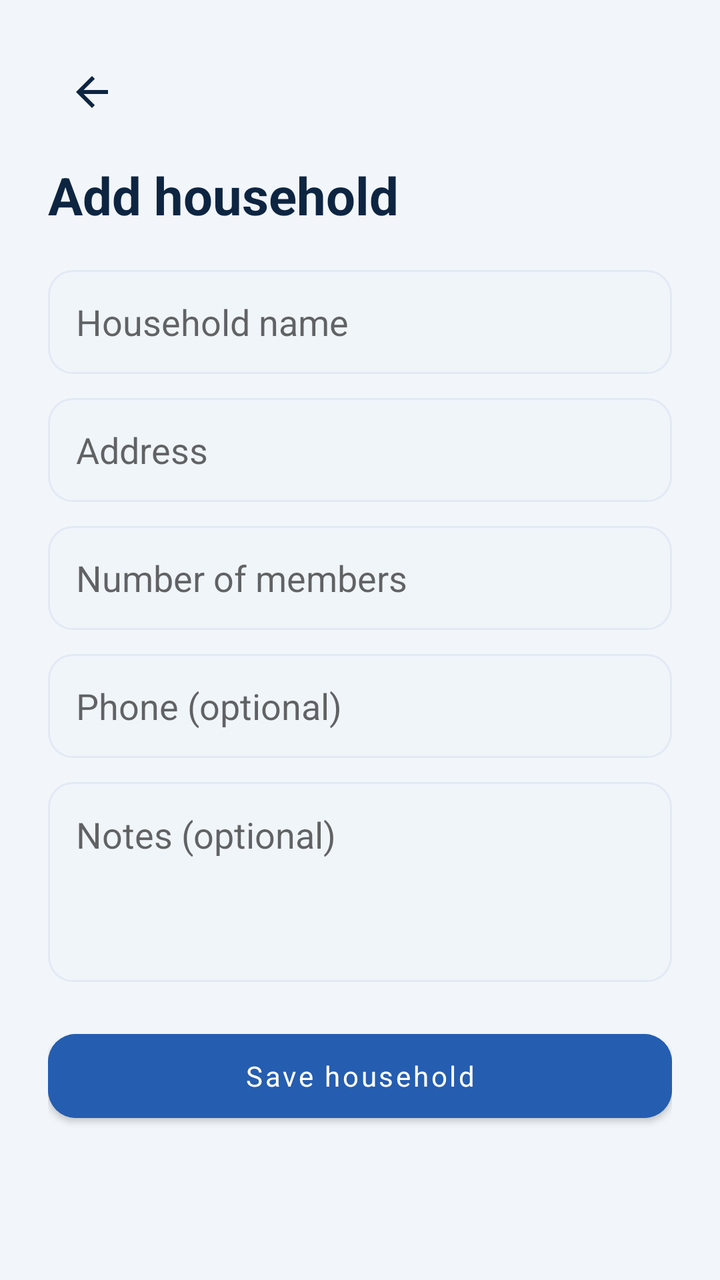
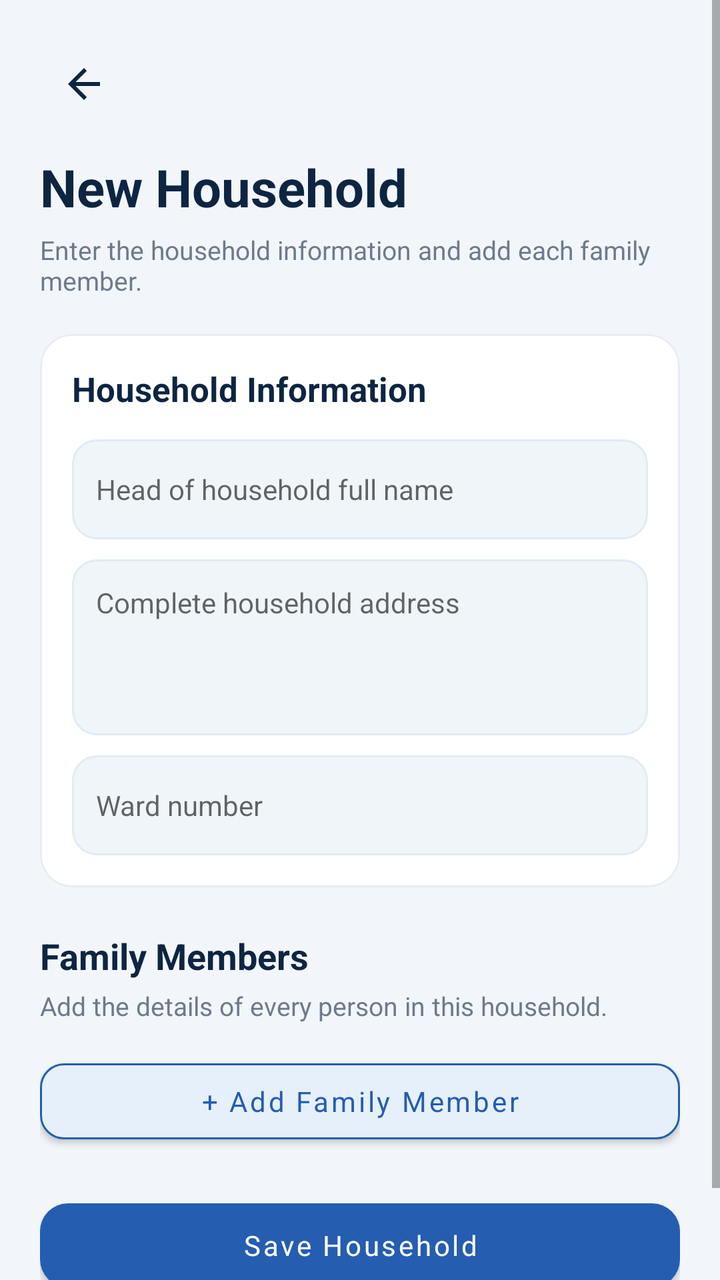

The first picture is an Android layout as it rendered before a commit; the second is the same layout after the commit. The layout source and the unified diff follow.
<!-- AndroidManifest.xml: application theme Theme.CSUCensus -->
<!-- res/layout/activity_add_household.xml -->
<?xml version="1.0" encoding="utf-8"?>
<ScrollView xmlns:android="http://schemas.android.com/apk/res/android"
    xmlns:app="http://schemas.android.com/apk/res-auto"
    android:layout_width="match_parent"
    android:layout_height="match_parent"
    android:background="@color/background">
    <LinearLayout
        android:layout_width="match_parent"
        android:layout_height="wrap_content"
        android:orientation="vertical"
        android:padding="24dp">
        <ImageButton
            android:id="@+id/btnBack"
            android:layout_width="44dp"
            android:layout_height="44dp"
            android:src="@drawable/ic_back"
            android:background="?attr/selectableItemBackgroundBorderless"
            app:tint="@color/navy"
            android:contentDescription="Back" />
        <TextView
            android:layout_width="wrap_content"
            android:layout_height="wrap_content"
            android:text="Add household"
            android:textSize="26sp"
            android:textStyle="bold"
            android:textColor="@color/navy"
            android:layout_marginTop="12dp" />
        <EditText
            android:id="@+id/etName"
            android:layout_width="match_parent"
            android:layout_height="52dp"
            android:hint="Household name"
            android:paddingHorizontal="14dp"
            android:background="@drawable/bg_input"
            android:layout_marginTop="20dp"
            android:textColor="@color/navy" />
        <EditText
            android:id="@+id/etAddress"
            android:layout_width="match_parent"
            android:layout_height="52dp"
            android:hint="Address"
            android:paddingHorizontal="14dp"
            android:background="@drawable/bg_input"
            android:layout_marginTop="12dp"
            android:textColor="@color/navy" />
        <EditText
            android:id="@+id/etMembers"
            android:layout_width="match_parent"
            android:layout_height="52dp"
            android:hint="Number of members"
            android:inputType="number"
            android:paddingHorizontal="14dp"
            android:background="@drawable/bg_input"
            android:layout_marginTop="12dp"
            android:textColor="@color/navy" />
        <EditText
            android:id="@+id/etPhone"
            android:layout_width="match_parent"
            android:layout_height="52dp"
            android:hint="Phone (optional)"
            android:inputType="phone"
            android:paddingHorizontal="14dp"
            android:background="@drawable/bg_input"
            android:layout_marginTop="12dp"
            android:textColor="@color/navy" />
        <EditText
            android:id="@+id/etNotes"
            android:layout_width="match_parent"
            android:layout_height="100dp"
            android:hint="Notes (optional)"
            android:gravity="top"
            android:padding="14dp"
            android:background="@drawable/bg_input"
            android:layout_marginTop="12dp"
            android:textColor="@color/navy" />
        <com.google.android.material.button.MaterialButton
            android:id="@+id/btnSave"
            android:layout_width="match_parent"
            android:layout_height="54dp"
            android:text="Save household"
            android:textAllCaps="false"
            android:backgroundTint="@color/blue"
            android:layout_marginTop="20dp"
            app:cornerRadius="14dp" />
    </LinearLayout>
</ScrollView>
<!-- resources referenced by this layout -->
<resources>
  <color name="background">#F2F6FA</color>
  <color name="blue">#255DB0</color>
  <color name="navy">#0E2542</color>
  <!-- drawable bg_input (drawable) -->
  <shape xmlns:android="http://schemas.android.com/apk/res/android"
      android:shape="rectangle">
  
      <solid android:color="#F0F5FA" />
  
      <corners
          android:radius="12dp" />
  
      <stroke
          android:width="1dp"
          android:color="#E1EAF4" />
  
  </shape>
  <!-- drawable ic_back (drawable) -->
  <?xml version="1.0" encoding="utf-8"?>
  <vector xmlns:android="http://schemas.android.com/apk/res/android"
      android:width="24dp" android:height="24dp"
      android:viewportWidth="24" android:viewportHeight="24">
      <path android:fillColor="#0E2542"
          android:pathData="M20,11H7.83l5.59,-5.59L12,4l-8,8 8,8 1.41,-1.41L7.83,13H20v-2z"/>
  </vector>
  <style name="Theme.CSUCensus" parent="Theme.MaterialComponents.DayNight.NoActionBar">
          <item name="colorPrimary">@color/blue</item>
          <item name="colorPrimaryVariant">@color/blue_dark</item>
          <item name="colorSecondary">@color/green</item>
          <item name="colorOnPrimary">@color/white</item>
          <item name="android:fontFamily">sans-serif</item>
          <item name="android:windowLightStatusBar">true</item>
          <item name="android:statusBarColor">@android:color/transparent</item>
          <item name="android:navigationBarColor">@color/white</item>
          <item name="android:windowLightNavigationBar">true</item>
          <item name="android:windowBackground">@color/background</item>
      </style>
  <color name="blue_dark">#1E4A8C</color>
  <color name="green">#2A966B</color>
  <color name="white">#FFFFFF</color>
</resources>

<!-- the commit's change to res/layout/activity_add_household.xml (unified diff, before → after) -->
@@ -3,84 +3,153 @@
     xmlns:app="http://schemas.android.com/apk/res-auto"
     android:layout_width="match_parent"
     android:layout_height="match_parent"
-    android:background="@color/background">
+    android:background="@color/background"
+    android:fillViewport="true">
+
     <LinearLayout
         android:layout_width="match_parent"
         android:layout_height="wrap_content"
         android:orientation="vertical"
-        android:padding="24dp">
+        android:padding="20dp">
+
         <ImageButton
             android:id="@+id/btnBack"
             android:layout_width="44dp"
             android:layout_height="44dp"
+            android:background="?attr/selectableItemBackgroundBorderless"
+            android:contentDescription="Back"
             android:src="@drawable/ic_back"
-            android:background="?attr/selectableItemBackgroundBorderless"
-            app:tint="@color/navy"
-            android:contentDescription="Back" />
+            app:tint="@color/navy" />
+
         <TextView
-            android:layout_width="wrap_content"
+            android:layout_width="match_parent"
             android:layout_height="wrap_content"
-            android:text="Add household"
+            android:layout_marginTop="12dp"
+            android:text="New Household"
+            android:textColor="@color/navy"
             android:textSize="26sp"
-            android:textStyle="bold"
+            android:textStyle="bold" />
+
+        <TextView
+            android:layout_width="match_parent"
+            android:layout_height="wrap_content"
+            android:layout_marginTop="5dp"
+            android:text="Enter the household information and add each family member."
+            android:textColor="@color/muted"
+            android:textSize="13sp" />
+
+        <com.google.android.material.card.MaterialCardView
+            android:layout_width="match_parent"
+            android:layout_height="wrap_content"
+            android:layout_marginTop="18dp"
+            app:cardBackgroundColor="@color/white"
+            app:cardCornerRadius="16dp"
+            app:cardElevation="1dp"
+            app:strokeColor="#E5ECF3"
+            app:strokeWidth="1dp">
+
+            <LinearLayout
+                android:layout_width="match_parent"
+                android:layout_height="wrap_content"
+                android:orientation="vertical"
+                android:padding="16dp">
+
+                <TextView
+                    android:layout_width="match_parent"
+                    android:layout_height="wrap_content"
+                    android:text="Household Information"
+                    android:textColor="@color/navy"
+                    android:textSize="17sp"
+                    android:textStyle="bold" />
+
+                <EditText
+                    android:id="@+id/etHeadName"
+                    android:layout_width="match_parent"
+                    android:layout_height="50dp"
+                    android:layout_marginTop="14dp"
+                    android:background="@drawable/bg_input"
+                    android:hint="Head of household full name"
+                    android:inputType="textPersonName|textCapWords"
+                    android:paddingStart="12dp"
+                    android:paddingEnd="12dp"
+                    android:textColor="@color/navy"
+                    android:textSize="14sp" />
+
+                <EditText
+                    android:id="@+id/etAddress"
+                    android:layout_width="match_parent"
+                    android:layout_height="88dp"
+                    android:layout_marginTop="10dp"
+                    android:background="@drawable/bg_input"
+                    android:gravity="top"
+                    android:hint="Complete household address"
+                    android:inputType="textPostalAddress|textMultiLine"
+                    android:padding="12dp"
+                    android:textColor="@color/navy"
+                    android:textSize="14sp" />
+
+                <EditText
+                    android:id="@+id/etWard"
+                    android:layout_width="match_parent"
+                    android:layout_height="50dp"
+                    android:layout_marginTop="10dp"
+                    android:background="@drawable/bg_input"
+                    android:hint="Ward number"
+                    android:inputType="text"
+                    android:paddingStart="12dp"
+                    android:paddingEnd="12dp"
+                    android:textColor="@color/navy"
+                    android:textSize="14sp" />
+
+            </LinearLayout>
+        </com.google.android.material.card.MaterialCardView>
+
+        <TextView
+            android:layout_width="match_parent"
+            android:layout_height="wrap_content"
+            android:layout_marginTop="22dp"
+            android:text="Family Members"
             android:textColor="@color/navy"
-            android:layout_marginTop="12dp" />
-        <EditText
-            android:id="@+id/etName"
+            android:textSize="18sp"
+            android:textStyle="bold" />
+
+        <TextView
             android:layout_width="match_parent"
-            android:layout_height="52dp"
-            android:hint="Household name"
-            android:paddingHorizontal="14dp"
-            android:background="@drawable/bg_input"
-            android:layout_marginTop="20dp"
-            android:textColor="@color/navy" />
-        <EditText
-            android:id="@+id/etAddress"
+            android:layout_height="wrap_content"
+            android:layout_marginTop="4dp"
+            android:text="Add the details of every person in this household."
+            android:textColor="@color/muted"
+            android:textSize="13sp" />
+
+        <LinearLayout
+            android:id="@+id/membersContainer"
             android:layout_width="match_parent"
-            android:layout_height="52dp"
-            android:hint="Address"
-            android:paddingHorizontal="14dp"
-            android:background="@drawable/bg_input"
-            android:layout_marginTop="12dp"
-            android:textColor="@color/navy" />
-        <EditText
-            android:id="@+id/etMembers"
+            android:layout_height="wrap_content"
+            android:orientation="vertical" />
+
+        <com.google.android.material.button.MaterialButton
+            android:id="@+id/btnAddMember"
             android:layout_width="match_parent"
-            android:layout_height="52dp"
-            android:hint="Number of members"
-            android:inputType="number"
-            android:paddingHorizontal="14dp"
-            android:background="@drawable/bg_input"
-            android:layout_marginTop="12dp"
-            android:textColor="@color/navy" />
-        <EditText
-            android:id="@+id/etPhone"
-            android:layout_width="match_parent"
-            android:layout_height="52dp"
-            android:hint="Phone (optional)"
-            android:inputType="phone"
-            android:paddingHorizontal="14dp"
-            android:background="@drawable/bg_input"
-            android:layout_marginTop="12dp"
-            android:textColor="@color/navy" />
-        <EditText
-            android:id="@+id/etNotes"
-            android:layout_width="match_parent"
-            android:layout_height="100dp"
-            android:hint="Notes (optional)"
-            android:gravity="top"
-            android:padding="14dp"
-            android:background="@drawable/bg_input"
-            android:layout_marginTop="12dp"
-            android:textColor="@color/navy" />
+            android:layout_height="50dp"
+            android:layout_marginTop="14dp"
+            android:text="+ Add Family Member"
+            android:textAllCaps="false"
+            android:textColor="@color/blue"
+            app:backgroundTint="@color/light_blue"
+            app:cornerRadius="12dp"
+            app:strokeColor="@color/blue"
+            app:strokeWidth="1dp" />
+
         <com.google.android.material.button.MaterialButton
-            android:id="@+id/btnSave"
+            android:id="@+id/btnSaveHousehold"
             android:layout_width="match_parent"
             android:layout_height="54dp"
-            android:text="Save household"
+            android:layout_marginTop="20dp"
+            android:layout_marginBottom="20dp"
+            android:text="Save Household"
             android:textAllCaps="false"
-            android:backgroundTint="@color/blue"
-            android:layout_marginTop="20dp"
+            app:backgroundTint="@color/blue"
             app:cornerRadius="14dp" />
+
     </LinearLayout>
 </ScrollView>
<!-- resource entries referenced after the edit -->
@@ -2,6 +2,8 @@
 <resources>
   <color name="background">#F2F6FA</color>
   <color name="blue">#255DB0</color>
+  <color name="light_blue">#E6F0FB</color>
+  <color name="muted">#6E7A8C</color>
   <color name="navy">#0E2542</color>
   <!-- drawable bg_input (drawable) -->
   <shape xmlns:android="http://schemas.android.com/apk/res/android"
